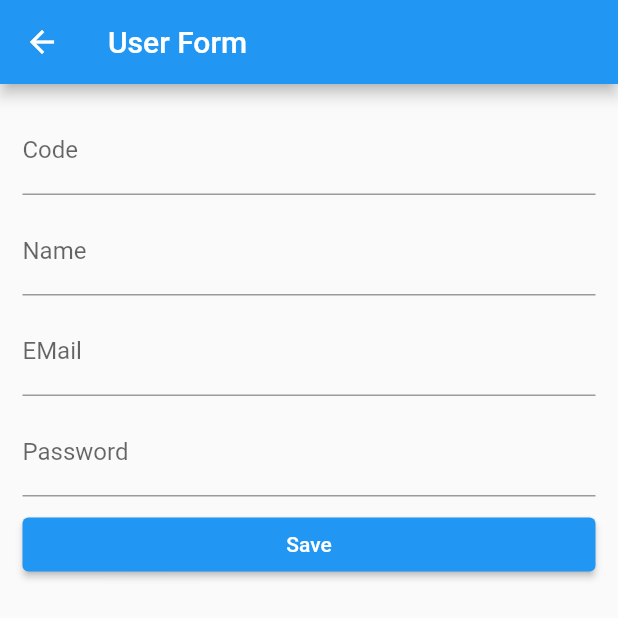
After one commit to Sommaik/simple_mobile, a Flutter app: the UserPage screen opened by its route, after a tap on the "add" icon, on a phone screen of 412 x 824 dp. The commit adds this screen. Shown: the top 618 px of the screen. Run offline on Flutter 3.47's test engine with Material 2 defaults, Android fonts, the phone set to English and light mode, and no system bars; our stand-ins replace dio, hooks_riverpod, image_picker; network calls fail.

Commit message:
add delete function

```diff
--- a/lib/main.dart
+++ b/lib/main.dart
@@ -3,9 +3,12 @@ import 'package:hooks_riverpod/hooks_riverpod.dart';
 import 'package:simple_mobile/pages/login_page.dart';
 import 'package:simple_mobile/pages/my_home_state_page.dart';
 import 'package:simple_mobile/pages/register_page.dart';
+import 'package:simple_mobile/pages/user_page.dart';
 
+import 'pages/main_page.dart';
 import 'pages/my_home_page.dart';
 import 'pages/my_river_page.dart';
+import 'pages/user_form_page.dart';
 
 void main() {
   runApp(
@@ -41,8 +44,10 @@ class MyApp extends StatelessWidget {
       // home: LoginPage(),
       initialRoute: '/',
       routes: {
-        '/': (context) => LoginPage(),
+        '/': (context) => const MainPage(),
         '/register': (context) => RegisterPage(),
+        '/user': (context) => const UserPage(),
+        '/user-form': (context) => const UserFormPage(),
       },
     );
   }
--- a/lib/pages/login_page.dart
+++ b/lib/pages/login_page.dart
@@ -1,5 +1,6 @@
 import 'package:flutter/material.dart';
 import 'package:hooks_riverpod/hooks_riverpod.dart';
+import 'package:simple_mobile/states/auth_provider.dart';
 
 import '../states/api_provider.dart';
 import '../widgets/row_space.dart';
@@ -124,8 +125,8 @@ class LoginPageState extends ConsumerState<LoginPage> {
       var dio = ref.read(apiProvider);
       var resp = await dio.post("/login", data: login);
       var respData = resp.data;
-      // TODO: riverpod manange ui state
-      print(respData["token"]);
+      dio.options.headers = {"Authorization": "Bearer ${respData['token']}"};
+      ref.read(authProvider.notifier).state = AuthEnum.authorize;
     } catch (e) {
       print(e.toString());
       // TODO: show error
--- /dev/null
+++ b/lib/pages/user_form_page.dart
@@ -0,0 +1,147 @@
+import 'package:flutter/material.dart';
+import 'package:hooks_riverpod/hooks_riverpod.dart';
+import 'package:simple_mobile/states/user_provider.dart';
+
+import '../widgets/row_space.dart';
+
+class UserFormPage extends ConsumerStatefulWidget {
+  const UserFormPage({super.key});
+
+  @override
+  ConsumerState<ConsumerStatefulWidget> createState() {
+    return UserFormPageState();
+  }
+}
+
+class UserFormPageState extends ConsumerState {
+  final _name = TextEditingController();
+  final _code = TextEditingController();
+  final _email = TextEditingController();
+  final _pwd = TextEditingController();
+  final _formKey = GlobalKey<FormState>();
+  @override
+  Widget build(BuildContext context) {
+    return Scaffold(
+      appBar: AppBar(
+        title: const Text("User Form"),
+      ),
+      body: Form(
+        key: _formKey,
+        child: SingleChildScrollView(
+          child: Container(
+            margin: const EdgeInsets.all(15),
+            child: Column(
+              crossAxisAlignment: CrossAxisAlignment.stretch,
+              children: [
+                codeInput(),
+                const RowSpace(),
+                nameInput(),
+                const RowSpace(),
+                emailInput(),
+                const RowSpace(),
+                pwdInput(),
+                const RowSpace(),
+                saveBtn(context, ref),
+              ],
+            ),
+          ),
+        ),
+      ),
+    );
+  }
+
+  ElevatedButton saveBtn(BuildContext context, WidgetRef ref) {
+    return ElevatedButton(
+      onPressed: () {
+        if (_formKey.currentState!.validate()) {
+          onSave(context, ref);
+        } else {
+          // TODO: show warning
+        }
+      },
+      child: const Text("Save"),
+    );
+  }
+
+  void onSave(BuildContext context, WidgetRef ref) async {
+    var register = {};
+    register["code"] = _code.text;
+    register["name"] = _name.text;
+    register["email"] = _email.text;
+    register["pwd"] = _pwd.text;
+    var resp = await ref.read(userRepoProvider).createNewUser(register);
+    if (resp) {
+      ref.read(userRepoProvider).listAllUser();
+      Navigator.of(context).pop();
+    } else {
+      // TODO: show warning
+    }
+  }
+
+  TextFormField nameInput() {
+    return TextFormField(
+      controller: _name,
+      decoration: const InputDecoration(
+        label: Text("Name"),
+      ),
+      validator: ((value) {
+        if (value!.isEmpty) {
+          return "Please input name";
+        }
+        if (value.length < 5) {
+          return "Name must be > 5";
+        }
+        return null;
+      }),
+    );
+  }
+
+  TextFormField codeInput() {
+    return TextFormField(
+      controller: _code,
+      decoration: const InputDecoration(
+        label: Text("Code"),
+      ),
+      validator: ((value) {
+        if (value!.isEmpty) {
+          return "Please input code";
+        }
+        if (value.length > 5) {
+          return "Name must be < 5";
+        }
+        return null;
+      }),
+    );
+  }
+
+  TextFormField emailInput() {
+    return TextFormField(
+      controller: _email,
+      decoration: const InputDecoration(
+        label: Text("EMail"),
+      ),
+      validator: ((value) {
+        if (value!.isEmpty) {
+          return "Please input email";
+        }
+        return null;
+      }),
+    );
+  }
+
+  TextFormField pwdInput() {
+    return TextFormField(
+      controller: _pwd,
+      obscureText: true,
+      decoration: const InputDecoration(
+        label: Text("Password"),
+      ),
+      validator: ((value) {
+        if (value!.isEmpty) {
+          return "Please input password";
+        }
+        return null;
+      }),
+    );
+  }
+}
--- /dev/null
+++ b/lib/pages/user_page.dart
@@ -0,0 +1,72 @@
+import 'package:flutter/material.dart';
+import 'package:hooks_riverpod/hooks_riverpod.dart';
+import 'package:simple_mobile/states/user_provider.dart';
+
+class UserPage extends ConsumerWidget {
+  const UserPage({super.key});
+
+  @override
+  Widget build(BuildContext context, WidgetRef ref) {
+    return Scaffold(
+      appBar: AppBar(
+        title: const Text("User"),
+      ),
+      body: createList(ref, ref.watch(userDataProvider)),
+      floatingActionButton: FloatingActionButton(
+        onPressed: () => onAdd(context),
+        child: const Icon(Icons.add),
+      ),
+    );
+  }
+
+  Widget createList(WidgetRef ref, List data) {
+    return ListView.builder(
+      itemBuilder: ((context, index) {
+        var d = data[index];
+        return ListTile(
+          title: Text(d["name"]),
+          trailing: IconButton(
+            icon: const Icon(
+              Icons.delete,
+              color: Colors.red,
+            ),
+            onPressed: () {
+              onDelete(context, ref, d["id"]);
+            },
+          ),
+        );
+      }),
+      itemCount: data.length,
+    );
+  }
+
+  void onDelete(BuildContext context, WidgetRef ref, int id) {
+    showDialog(
+      context: context,
+      builder: ((context) => AlertDialog(
+            title: const Text("Please confirm"),
+            content: const Text("Are you sure to delete ?"),
+            actions: [
+              ElevatedButton(
+                  onPressed: () async {
+                    var resp = await ref.read(userRepoProvider).deleteUser(id);
+                    if (resp) {
+                      Navigator.of(context).pop();
+                      ref.read(userRepoProvider).listAllUser();
+                    }
+                  },
+                  child: const Text("Yes")),
+              ElevatedButton(
+                  onPressed: () {
+                    Navigator.of(context).pop();
+                  },
+                  child: const Text("No")),
+            ],
+          )),
+    );
+  }
+
+  void onAdd(BuildContext context) {
+    Navigator.of(context).pushNamed("/user-form");
+  }
+}
--- /dev/null
+++ b/lib/states/auth_provider.dart
@@ -0,0 +1,5 @@
+import 'package:hooks_riverpod/hooks_riverpod.dart';
+
+enum AuthEnum { unAuthorize, authorize }
+
+final authProvider = StateProvider((ref) => AuthEnum.unAuthorize);
--- /dev/null
+++ b/lib/states/menu_provider.dart
@@ -0,0 +1,3 @@
+import 'package:hooks_riverpod/hooks_riverpod.dart';
+
+final menuIndexProvider = StateProvider((ref) => 0);
```
Also changed, not shown: lib/pages/main_page.dart (added, +19 -0 lines), lib/pages/menu_page.dart (added, +39 -0 lines), lib/pages/setting_page.dart (added, +58 -0 lines), lib/states/user_provider.dart (added, +48 -0 lines).
